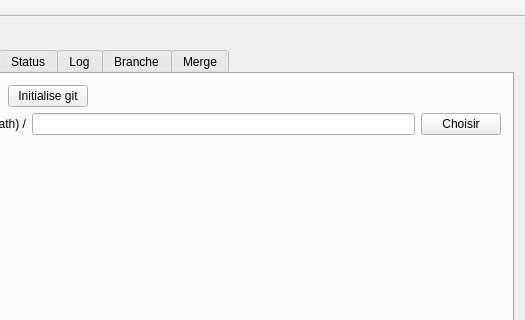
AntoninLoubiere/GitGui, file main_window.ui: the form before one commit; both pictures show x 141 to 666 and y 0 to 320 of the 666 by 512 pixel window.
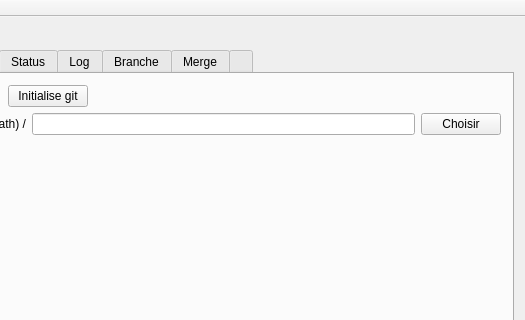
The form after the commit. The open tabs and pages were chosen to show the change.

Patch:
```diff
--- a/main_window.ui
+++ b/main_window.ui
@@ -261,6 +261,11 @@
         <string>Merge</string>
        </attribute>
       </widget>
+      <widget class="QWidget" name="RemoteTab">
+       <attribute name="title">
+        <string/>
+       </attribute>
+      </widget>
      </widget>
     </item>
    </layout>
```
Left out of the diff: 2 changed lines with no effect on the pictures.
